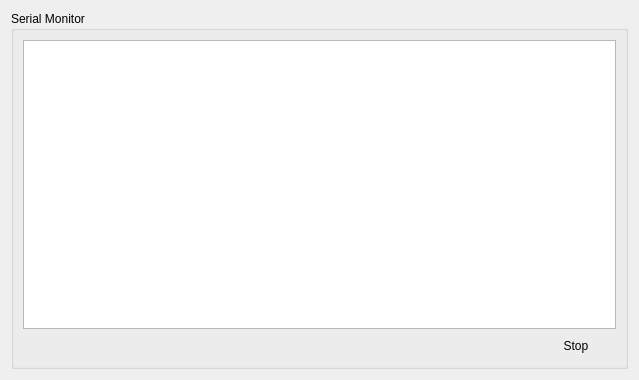
Above: library-serial/SerialMonitorDialog.ui from MiguelFerrerF/robotArmApp before the change. Below: the same form after it.
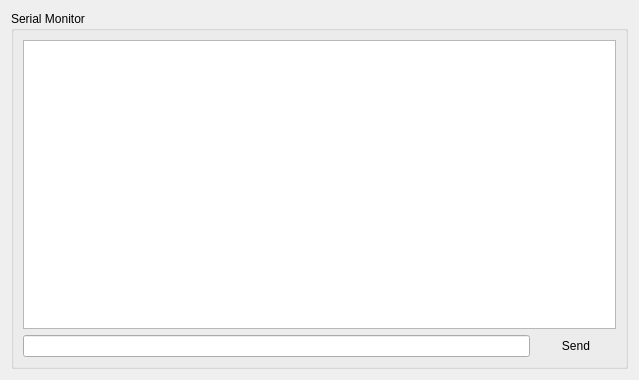
That is the form after the change.

Commit message: Refactors app architecture and enhances serial handling

Patch:
```diff
--- a/library-serial/SerialMonitorDialog.ui
+++ b/library-serial/SerialMonitorDialog.ui
@@ -20,8 +20,8 @@
       <string>Serial Monitor</string>
      </property>
      <layout class="QGridLayout" name="gridLayout">
-      <item row="1" column="0" alignment="Qt::AlignmentFlag::AlignRight">
-       <widget class="QPushButton" name="stopSerialButton">
+      <item row="4" column="1">
+       <widget class="QPushButton" name="sendSerialButton">
         <property name="enabled">
          <bool>true</bool>
         </property>
@@ -35,7 +35,7 @@
          <bool>false</bool>
         </property>
         <property name="text">
-         <string>Stop</string>
+         <string>Send</string>
         </property>
         <property name="checkable">
          <bool>true</bool>
@@ -57,9 +57,12 @@
         </property>
        </widget>
       </item>
-      <item row="0" column="0">
+      <item row="0" column="0" colspan="2">
        <widget class="QTextEdit" name="textEditSerial"/>
       </item>
+      <item row="4" column="0">
+       <widget class="QLineEdit" name="lineEditSend"/>
+      </item>
      </layout>
     </widget>
    </item>
```
The commit also changes 13 other files.
